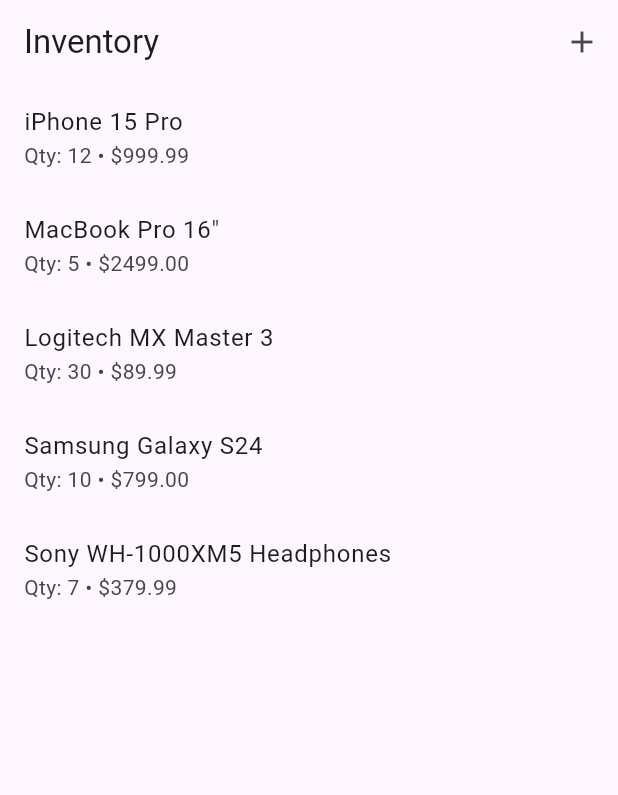
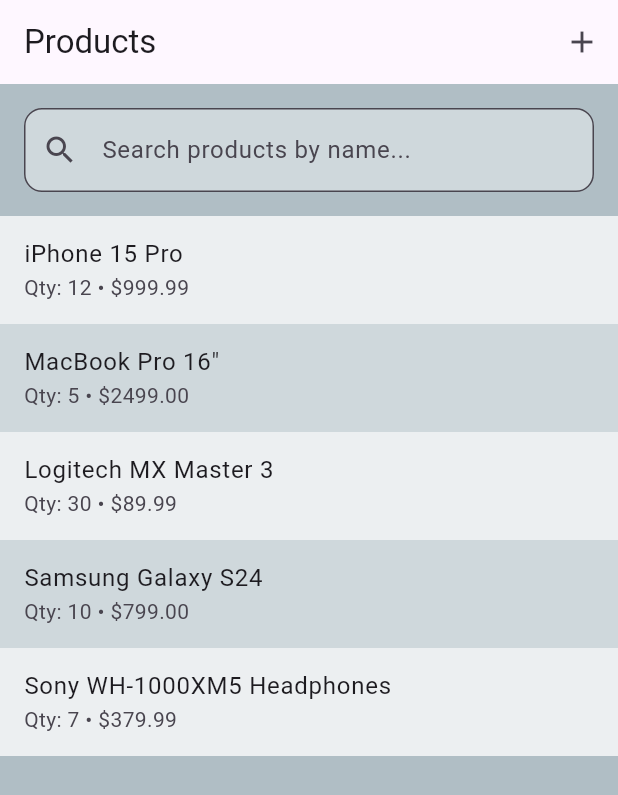
Before and after one commit to ladomino/app_items, a Flutter app: the screen it shows after launch, on a phone screen of 412 x 824 dp. Shown: the top 795 px of the screen. Run offline on Flutter 3.47's test engine with Material 3 defaults, Android fonts, the phone set to English and light mode, and no system bars; drawn by our look-alikes of flutter_slidable; our stand-ins replace equatable, flutter_riverpod; Roboto replaces fonts that are missing (Times New Roman).

Commit message:
Added Search, modified colors of pages, tiles as example

```diff
--- a/lib/main.dart
+++ b/lib/main.dart
@@ -1,4 +1,5 @@
-import 'package:app_items/ui/pages/product_list_page.dart';
+//import 'package:app_items/ui/pages/product_list_page.dart';
+import 'package:app_items/ui/pages/product_search_list_page.dart';
 import 'package:flutter/material.dart';
 import 'package:flutter_riverpod/flutter_riverpod.dart';
 
@@ -18,15 +19,25 @@ class InventoryApp extends StatelessWidget {
 class MyApp extends StatelessWidget {
   const MyApp({super.key});
 
+  ThemeData _createTheme(Brightness brightness) {
+    return ThemeData(
+      useMaterial3: true,
+      brightness: brightness,
+      fontFamily: 'Times New Roman',
+    );
+  }
+
+
   // This widget is the root of your application.
   @override
   Widget build(BuildContext context) {
     return MaterialApp(
-      title: 'Inventory App',
-      theme: ThemeData(
-        colorScheme: ColorScheme.fromSeed(seedColor: Colors.deepPurple),
-      ),
-      home: ProductListPage(),
+      title: 'Product App',
+      theme: _createTheme(Brightness.light),
+      darkTheme: _createTheme(Brightness.dark),
+      themeMode: ThemeMode.system,
+      //home: ProductListPage(),
+      home: ProductSearchListPage(),
     );
   }
 }
--- a/lib/ui/pages/product_add.dart
+++ b/lib/ui/pages/product_add.dart
@@ -19,6 +19,7 @@ class _AddProductPageState extends ConsumerState<AddProductPage> {
   @override
   Widget build(BuildContext context) {
     return Scaffold(
+      backgroundColor: Colors.blueGrey[200],
       appBar: AppBar(title: const Text('Add Product')),
       body: Padding(
         padding: const EdgeInsets.all(16.0),
--- a/lib/ui/pages/product_edit.dart
+++ b/lib/ui/pages/product_edit.dart
@@ -54,6 +54,7 @@ class _EditProductPageState extends ConsumerState<EditProductPage> {
   @override
   Widget build(BuildContext context) {
     return Scaffold(
+      backgroundColor: Colors.blueGrey[200],
       appBar: AppBar(title: const Text('Edit Product')),
       body: Padding(
         padding: const EdgeInsets.all(16.0),
--- a/lib/ui/pages/product_list_tile.dart
+++ b/lib/ui/pages/product_list_tile.dart
@@ -8,8 +8,9 @@ import 'package:flutter_slidable/flutter_slidable.dart';
 
 class ProductTile extends ConsumerWidget {
   final Product product;
+  final int index;
 
-  const ProductTile({super.key, required this.product});
+  const ProductTile({super.key, required this.product, required this.index});
 
   // @override
   // Widget build(BuildContext context) {
@@ -34,6 +35,11 @@ class ProductTile extends ConsumerWidget {
 
   @override
   Widget build(BuildContext context, WidgetRef ref) {
+    // Alternate between two colors based on index
+    final backgroundColor = index.isEven
+        ? Colors.blueGrey[50]
+        : Colors.blueGrey[100];
+
     return Slidable(
       key: ValueKey(product.id),
       endActionPane: ActionPane(
@@ -76,6 +82,8 @@ class ProductTile extends ConsumerWidget {
           ),
         ],
       ),
+      child: Container(
+        color: backgroundColor,
         child: ListTile(
           title: Text(product.name),
           subtitle: Text(
@@ -91,6 +99,7 @@ class ProductTile extends ConsumerWidget {
             );
           },
         ),
+      ),
     );
   }
 }
--- /dev/null
+++ b/lib/ui/pages/product_search_list_page.dart
@@ -0,0 +1,146 @@
+import 'package:app_items/providers/product_provider.dart';
+import 'package:app_items/ui/pages/product_add.dart';
+import 'package:app_items/ui/pages/product_list_tile.dart';
+import 'package:flutter/material.dart';
+import 'package:flutter_riverpod/flutter_riverpod.dart';
+
+class ProductSearchListPage extends ConsumerStatefulWidget {
+  const ProductSearchListPage({super.key});
+
+  @override
+  ConsumerState<ProductSearchListPage> createState() => _ProductListPageState();
+}
+
+class _ProductListPageState extends ConsumerState<ProductSearchListPage> {
+  final TextEditingController _searchController = TextEditingController();
+  String _searchQuery = '';
+
+  @override
+  void initState() {
+    super.initState();
+    _searchController.addListener(() {
+      setState(() {
+        _searchQuery = _searchController.text.toLowerCase();
+      });
+    });
+  }
+
+  @override
+  void dispose() {
+    _searchController.dispose();
+    super.dispose();
+  }
+
+  @override
+  Widget build(BuildContext context) {
+    debugPrint('ProductSearchListPage build..');
+
+    final products = ref.watch(productCollectionProvider);
+    final productList = products.all;
+
+    // Filter products based on search query
+    final filteredProducts = _searchQuery.isEmpty
+        ? productList
+        : productList
+              .where(
+                (product) => product.name.toLowerCase().contains(_searchQuery),
+              )
+              .toList();
+
+    debugPrint('Products List length: ${productList.length}');
+    debugPrint('Filtered Products length: ${filteredProducts.length}');
+
+    return Scaffold(
+      backgroundColor: Colors.blueGrey[200],
+      appBar: AppBar(
+        title: const Text('Products'),
+        actions: [
+          IconButton(
+            icon: const Icon(Icons.add),
+            onPressed: () {
+              Navigator.push(
+                context,
+                MaterialPageRoute(builder: (context) => AddProductPage()),
+              );
+            },
+            tooltip: 'Add Product',
+          ),
+        ],
+      ),
+      body: Column(
+        children: [
+          // Search Bar
+          Padding(
+            padding: const EdgeInsets.all(16.0),
+            child: TextField(
+              controller: _searchController,
+              decoration: InputDecoration(
+                hintText: 'Search products by name...',
+                prefixIcon: const Icon(Icons.search),
+                suffixIcon: _searchQuery.isNotEmpty
+                    ? IconButton(
+                        icon: const Icon(Icons.clear),
+                        onPressed: () {
+                          _searchController.clear();
+                        },
+                      )
+                    : null,
+                border: OutlineInputBorder(
+                  borderRadius: BorderRadius.circular(12),
+                ),
+                filled: true,
+                fillColor: Colors.blueGrey[100],
+              ),
+            ),
+          ),
+          // Product List
+          Expanded(
+            child: filteredProducts.isEmpty
+                ? Center(
+                    child: Column(
+                      mainAxisAlignment: MainAxisAlignment.center,
+                      children: [
+                        Icon(
+                          _searchQuery.isEmpty
+                              ? Icons.inventory_2
+                              : Icons.search_off,
+                          size: 64,
+                          color: Theme.of(
+                            context,
+                          ).colorScheme.onSurface.withValues(alpha: 0.5),
+                        ),
+                        const SizedBox(height: 16),
+                        Text(
+                          _searchQuery.isEmpty
+                              ? 'No products available'
+                              : 'No products found for "$_searchQuery"',
+                          style: Theme.of(context).textTheme.titleMedium
+                              ?.copyWith(
+                                color: Theme.of(
+                                  context,
+                                ).colorScheme.onSurface.withValues(alpha: 0.7),
+                              ),
+                        ),
+                        if (_searchQuery.isNotEmpty) ...[
+                          const SizedBox(height: 8),
+                          TextButton(
+                            onPressed: () {
+                              _searchController.clear();
+                            },
+                            child: const Text('Clear search'),
+                          ),
+                        ],
+                      ],
+                    ),
+                  )
+                : ListView.builder(
+                    itemCount: filteredProducts.length,
+                    itemBuilder: (_, i) =>
+                        ProductTile(product: filteredProducts[i], index: i),
+                  ),
+          ),
+        ],
+      ),
+    );
+  }
+}
```
Lines whose indentation alone changed are shown as unchanged.
